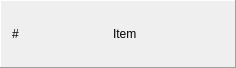
casey-c/egg-prooftree-testing, file stepitem.ui: the form before one commit.
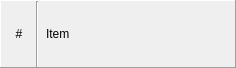
The form after the commit.

What changed in the file:
```diff
--- a/stepitem.ui
+++ b/stepitem.ui
@@ -10,6 +10,12 @@
     <height>68</height>
    </rect>
   </property>
+  <property name="minimumSize">
+   <size>
+    <width>0</width>
+    <height>40</height>
+   </size>
+  </property>
   <property name="windowTitle">
    <string>Form</string>
   </property>
@@ -45,16 +51,16 @@
        <number>7</number>
       </property>
       <property name="leftMargin">
-       <number>11</number>
+       <number>8</number>
       </property>
       <property name="topMargin">
-       <number>11</number>
+       <number>0</number>
       </property>
       <property name="rightMargin">
-       <number>11</number>
+       <number>0</number>
       </property>
       <property name="bottomMargin">
-       <number>11</number>
+       <number>0</number>
       </property>
       <item>
        <widget class="QLabel" name="label_2">
@@ -64,23 +70,26 @@
           <verstretch>0</verstretch>
          </sizepolicy>
         </property>
+        <property name="minimumSize">
+         <size>
+          <width>20</width>
+          <height>0</height>
+         </size>
+        </property>
         <property name="text">
          <string>#</string>
         </property>
+        <property name="alignment">
+         <set>Qt::AlignCenter</set>
+        </property>
        </widget>
       </item>
       <item>
-       <spacer name="horizontalSpacer_2">
+       <widget class="Line" name="line">
         <property name="orientation">
-         <enum>Qt::Horizontal</enum>
+         <enum>Qt::Vertical</enum>
         </property>
-        <property name="sizeHint" stdset="0">
-         <size>
-          <width>40</width>
-          <height>20</height>
-         </size>
-        </property>
-       </spacer>
+       </widget>
       </item>
       <item>
        <widget class="QLabel" name="label">
```
